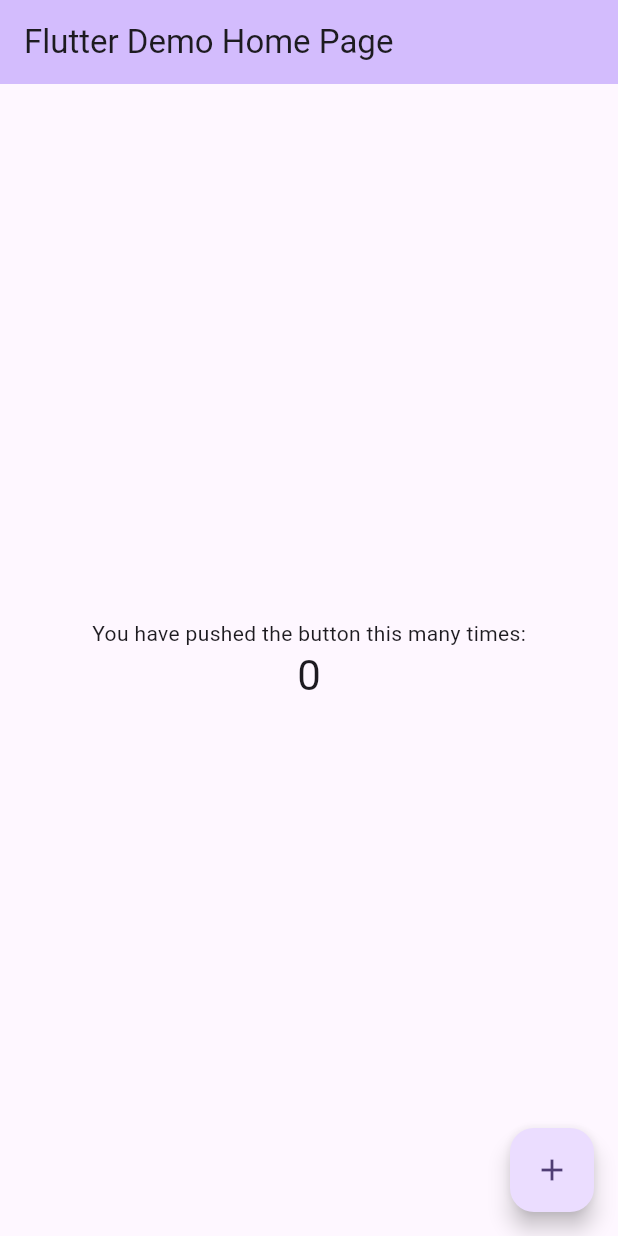
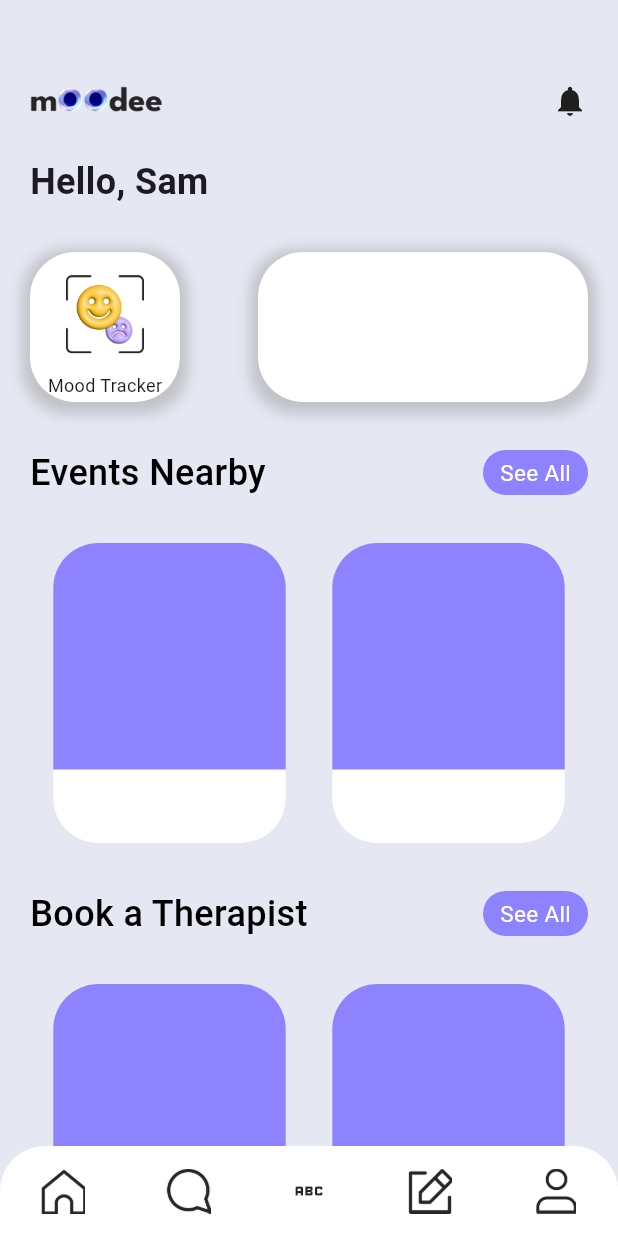
Before and after one commit to sanchick02/moodee, a Flutter app: the screen it shows after launch, on a phone screen of 412 x 824 dp. Run offline on Flutter 3.47's test engine with Material 3 defaults, Android fonts, the phone set to English and light mode, and no system bars; our stand-ins replace flutter_inset_box_shadow; Roboto replaces fonts that are missing (LeagueSpartan).

Commit message:
home screen + add image to pubspec

```diff
--- /dev/null
+++ b/lib/Home_Page.dart
@@ -0,0 +1,191 @@
+import 'package:flutter/gestures.dart';
+import 'package:flutter/material.dart';
+import 'package:moodee/navbar.dart';
+import 'package:moodee/presets/fonts.dart';
+import 'package:moodee/widgets.dart';
+
+class HomeScreen extends StatelessWidget {
+  const HomeScreen({super.key});
+
+  @override
+  Widget build(BuildContext context) {
+    return Scaffold(
+        backgroundColor: Color(0xFFE5E7F2),
+        body: Stack(children: [
+          SingleChildScrollView(
+            padding: EdgeInsets.only(top: 50, right: 20, left: 20, bottom: 0),
+            child: Column(
+              children: [
+                Row(
+                  mainAxisAlignment: MainAxisAlignment.spaceBetween,
+                  children: [
+                    Container(
+                      height: 34,
+                      width: 90,
+                      child: Row(
+                        children: [Image.asset("lib/assets/images/Logo.png")],
+                      ),
+                    ),
+                    Icon(Icons.notifications)
+                  ],
+                ),
+                SizedBox(
+                  height: 20,
+                ),
+                Row(
+                  mainAxisAlignment: MainAxisAlignment.spaceBetween,
+                  children: [
+                    Text(
+                      "Hello, Sam",
+                      style:
+                          TextStyle(fontSize: 24, fontWeight: FontWeight.bold),
+                    )
+                  ],
+                ),
+                SizedBox(
+                  height: 30,
+                ),
+                Row(
+                  mainAxisAlignment: MainAxisAlignment.spaceBetween,
+                  children: [
+                    Container(
+                      height: 100,
+                      width: 100,
+                      decoration: BoxDecoration(
+                        borderRadius: BorderRadius.circular(30),
+                        color: Colors.white,
+                        boxShadow: [
+                          BoxShadow(
+                            color: Colors.grey.withOpacity(0.5), // Shadow color
+                            spreadRadius: 5, // Spread radius
+                            blurRadius: 7, // Blur radius
+                            offset: Offset(0, 3), // Offset from the container
+                          ),
+                        ],
+                      ),
+                      child: Column(
+                        crossAxisAlignment: CrossAxisAlignment.center,
+                        mainAxisAlignment: MainAxisAlignment.center,
+                        children: [
+                          Image.asset(
+                            "lib/assets/images/moodtracker.png",
+                            width: 65,
+                            height: 77,
+                          ),
+                          Text(
+                            "Mood Tracker",
+                            style: TextStyle(
+                                fontSize: 12, fontFamily: "LeagueSpartan"),
+                          )
+                        ],
+                      ),
+                    ),
+                    Container(
+                      height: 100,
+                      width: 220,
+                      decoration: BoxDecoration(
+                        borderRadius: BorderRadius.circular(30),
+                        color: Colors.white,
+                        boxShadow: [
+                          BoxShadow(
+                            color: Colors.grey.withOpacity(0.5), // Shadow color
+                            spreadRadius: 5, // Spread radius
+                            blurRadius: 7, // Blur radius
+                            offset: Offset(0, 3), // Offset from the container
+                          ),
+                        ],
+                      ),
+                    ),
+                  ],
+                ),
+                SizedBox(
+                  height: 30,
+                ),
+                Row(
+                  mainAxisAlignment: MainAxisAlignment.spaceBetween,
+                  children: [
+                    Text(
+                      "Events Nearby",
+                      style: TextStyle(
+                        fontFamily: "LeagueSpartan",
+                        fontSize: 24,
+                        fontWeight: FontWeight.w500,
+                        color: Colors.black,
+                      ),
+                    ),
+                    Container(
+                      height: 30,
+                      width: 70,
+                      decoration: BoxDecoration(
+                        borderRadius: BorderRadius.circular(20),
+                        color: Color(0xFF8E83FF),
+                      ),
+                      child: Row(
+                        mainAxisAlignment: MainAxisAlignment.center,
+                        children: [
+                          Text(
+                            "See All",
+                            style: TextStyle(fontSize: 15, color: Colors.white),
+                          )
+                        ],
+                      ),
+                    ),
+                  ],
+                ),
+                SizedBox(height: 30),
+                Row(
+                  mainAxisAlignment: MainAxisAlignment.spaceAround,
+                  children: [
+                    EventsNearbyWidget(),
+                    EventsNearbyWidget(),
+                  ],
+                ),
+                SizedBox(
+                  height: 30,
+                ),
+                Row(
+                  mainAxisAlignment: MainAxisAlignment.spaceBetween,
+                  children: [
+                    Text("Book a Therapist",
+                        style: TextStyle(
+                          fontFamily: "LeagueSpartan",
+                          fontSize: 24,
+                          fontWeight: FontWeight.w500,
+                          color: Colors.black,
+                        )),
+                    Container(
+                      height: 30,
+                      width: 70,
+                      decoration: BoxDecoration(
+                        borderRadius: BorderRadius.circular(20),
+                        color: Color(0xFF8E83FF),
+                      ),
+                      child: Row(
+                        mainAxisAlignment: MainAxisAlignment.center,
+                        children: [
+                          Text(
+                            "See All",
+                            style: TextStyle(fontSize: 15, color: Colors.white),
+                          )
+                        ],
+                      ),
+                    ),
+                  ],
+                ),
+                SizedBox(
+                  height: 30,
+                ),
+                Row(
+                  mainAxisAlignment: MainAxisAlignment.spaceAround,
+                  children: [BookTherapistWidget(), BookTherapistWidget()],
+                ),
+              ],
+            ),
+          ),
+          Align(
+            alignment: Alignment.bottomCenter,
+            child: Navigation(),
+          )
+        ]));
+  }
+}
--- a/lib/main.dart
+++ b/lib/main.dart
@@ -1,4 +1,6 @@
 import 'package:flutter/material.dart';
+import 'package:moodee/Home_Page.dart';
+import 'package:moodee/navbar.dart';
 
 void main() {
   runApp(const MyApp());
@@ -12,114 +14,7 @@
   Widget build(BuildContext context) {
     return MaterialApp(
       title: 'Flutter Demo',
-      theme: ThemeData(
-        // This is the theme of your application.
-        //
-        // TRY THIS: Try running your application with "flutter run". You'll see
-        // the application has a purple toolbar. Then, without quitting the app,
-        // try changing the seedColor in the colorScheme below to Colors.green
-        // and then invoke "hot reload" (save your changes or press the "hot
-        // reload" button in a Flutter-supported IDE, or press "r" if you used
-        // the command line to start the app).
-        //
-        // Notice that the counter didn't reset back to zero; the application
-        // state is not lost during the reload. To reset the state, use hot
-        // restart instead.
-        //
-        // This works for code too, not just values: Most code changes can be
-        // tested with just a hot reload.
-        colorScheme: ColorScheme.fromSeed(seedColor: Colors.deepPurple),
-        useMaterial3: true,
-      ),
-      home: const MyHomePage(title: 'Flutter Demo Home Page'),
+      home: const HomeScreen(),
     );
   }
 }
-
-class MyHomePage extends StatefulWidget {
-  const MyHomePage({super.key, required this.title});
-
-  // This widget is the home page of your application. It is stateful, meaning
-  // that it has a State object (defined below) that contains fields that affect
-  // how it looks.
-
-  // This class is the configuration for the state. It holds the values (in this
-  // case the title) provided by the parent (in this case the App widget) and
-  // used by the build method of the State. Fields in a Widget subclass are
-  // always marked "final".
-
-  final String title;
-
-  @override
-  State<MyHomePage> createState() => _MyHomePageState();
-}
-
-class _MyHomePageState extends State<MyHomePage> {
-  int _counter = 0;
-
-  void _incrementCounter() {
-    setState(() {
-      // This call to setState tells the Flutter framework that something has
-      // changed in this State, which causes it to rerun the build method below
-      // so that the display can reflect the updated values. If we changed
-      // _counter without calling setState(), then the build method would not be
-      // called again, and so nothing would appear to happen.
-      _counter++;
-    });
-  }
-
-  @override
-  Widget build(BuildContext context) {
-    // This method is rerun every time setState is called, for instance as done
-    // by the _incrementCounter method above.
-    //
-    // The Flutter framework has been optimized to make rerunning build methods
-    // fast, so that you can just rebuild anything that needs updating rather
-    // than having to individually change instances of widgets.
-    return Scaffold(
-      appBar: AppBar(
-        // TRY THIS: Try changing the color here to a specific color (to
-        // Colors.amber, perhaps?) and trigger a hot reload to see the AppBar
-        // change color while the other colors stay the same.
-        backgroundColor: Theme.of(context).colorScheme.inversePrimary,
-        // Here we take the value from the MyHomePage object that was created by
-        // the App.build method, and use it to set our appbar title.
-        title: Text(widget.title),
-      ),
-      body: Center(
-        // Center is a layout widget. It takes a single child and positions it
-        // in the middle of the parent.
-        child: Column(
-          // Column is also a layout widget. It takes a list of children and
-          // arranges them vertically. By default, it sizes itself to fit its
-          // children horizontally, and tries to be as tall as its parent.
-          //
-          // Column has various properties to control how it sizes itself and
-          // how it positions its children. Here we use mainAxisAlignment to
-          // center the children vertically; the main axis here is the vertical
-          // axis because Columns are vertical (the cross axis would be
-          // horizontal).
-          //
-          // TRY THIS: Invoke "debug painting" (choose the "Toggle Debug Paint"
-          // action in the IDE, or press "p" in the console), to see the
-          // wireframe for each widget.
-          mainAxisAlignment: MainAxisAlignment.center,
-          children: <Widget>[
-            const Text(
-              'You have pushed the button this many times:',
-            ),
-            Text(
-              '$_counter',
-              style: Theme.of(context).textTheme.headlineMedium,
-            ),
-          ],
-        ),
-      ),
-      floatingActionButton: FloatingActionButton(
-        onPressed: _incrementCounter,
-        tooltip: 'Increment',
-        child: const Icon(Icons.add),
-      ), // This trailing comma makes auto-formatting nicer for build methods.
-    );
-  }
-}
--- /dev/null
+++ b/lib/navbar.dart
@@ -0,0 +1,48 @@
+import 'package:flutter/material.dart';
+
+class Navigation extends StatefulWidget {
+  const Navigation({super.key});
+
+  @override
+  State<Navigation> createState() => _NavigationState();
+}
+
+class _NavigationState extends State<Navigation> {
+  @override
+  Widget build(BuildContext context) {
+    return Container(
+      width: double.infinity,
+      height: 60,
+      decoration: BoxDecoration(
+          borderRadius: BorderRadius.only(
+              topLeft: Radius.circular(30), topRight: Radius.circular(30)),
+          color: Colors.white),
+      child: Row(
+        mainAxisAlignment: MainAxisAlignment.spaceAround,
+        children: [
+          Image.asset(
+            "lib/assets/icons/home.png",
+            height: 30,
+            width: 30,
+          ),
+          Image.asset(
+            "lib/assets/icons/chat.png",
+            height: 30,
+            width: 30,
+          ),
+          Icon(Icons.abc),
+          Image.asset(
+            "lib/assets/icons/forum.png",
+            height: 30,
+            width: 30,
+          ),
+          Image.asset(
+            "lib/assets/icons/profile.png",
+            height: 30,
+            width: 30,
+          )
+        ],
+      ),
+    );
+  }
+}
--- /dev/null
+++ b/lib/widgets.dart
@@ -0,0 +1,53 @@
+import 'package:flutter/material.dart';
+
+class EventsNearbyWidget extends StatelessWidget {
+  const EventsNearbyWidget({super.key});
+
+  @override
+  Widget build(BuildContext context) {
+    return Container(
+      height: 200,
+      width: 155,
+      decoration: BoxDecoration(
+        borderRadius: BorderRadius.circular(30),
+        color: Colors.white,
+      ),
+      child: Column(children: [
+        Container(
+            height: 151,
+            width: 155,
+            decoration: BoxDecoration(
+                borderRadius: BorderRadius.only(
+                    topRight: Radius.circular(30),
+                    topLeft: Radius.circular(30)),
+                color: Color(0xFF8E83FF)))
+      ]),
+    );
+  }
+}
+
+class BookTherapistWidget extends StatelessWidget {
+  const BookTherapistWidget({super.key});
+
+  @override
+  Widget build(BuildContext context) {
+    return Container(
+      height: 200,
+      width: 155,
+      decoration: BoxDecoration(
+        borderRadius: BorderRadius.circular(30),
+        color: Colors.white,
+      ),
+      child: Column(children: [
+        Container(
+            height: 151,
+            width: 155,
+            decoration: BoxDecoration(
+                borderRadius: BorderRadius.only(
+                    topRight: Radius.circular(30),
+                    topLeft: Radius.circular(30)),
+                color: Color(0xFF8E83FF)))
+      ]),
+    );
+  }
+}
```
Also changed, not shown: pubspec.yaml (+12 -0 lines).
